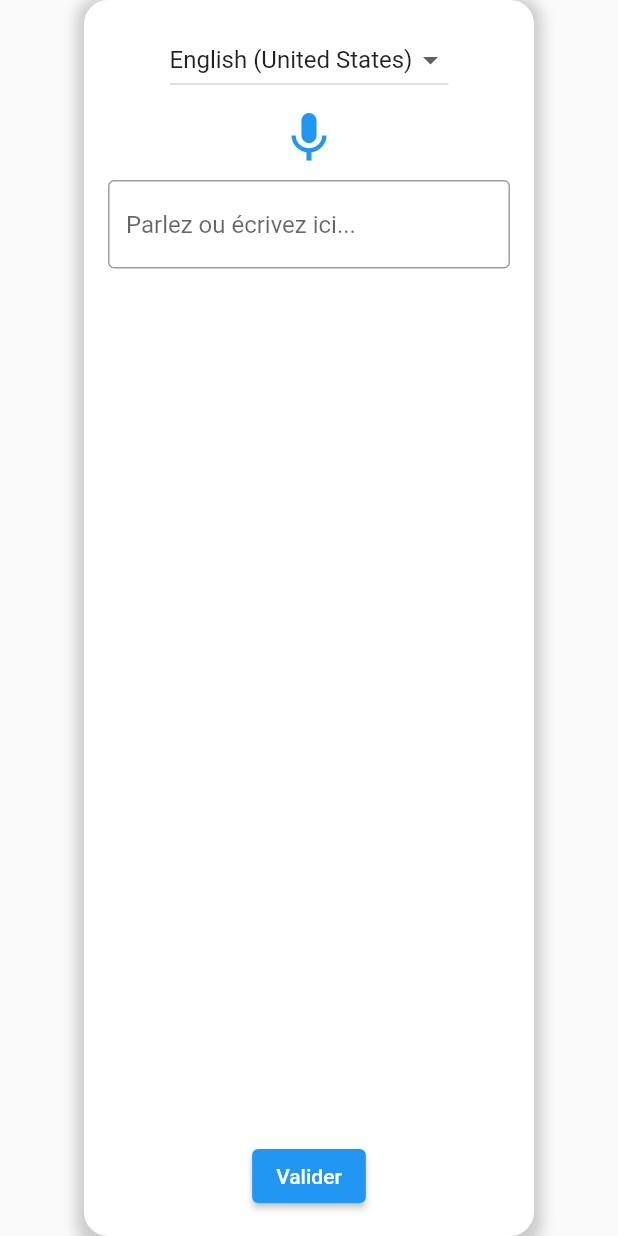
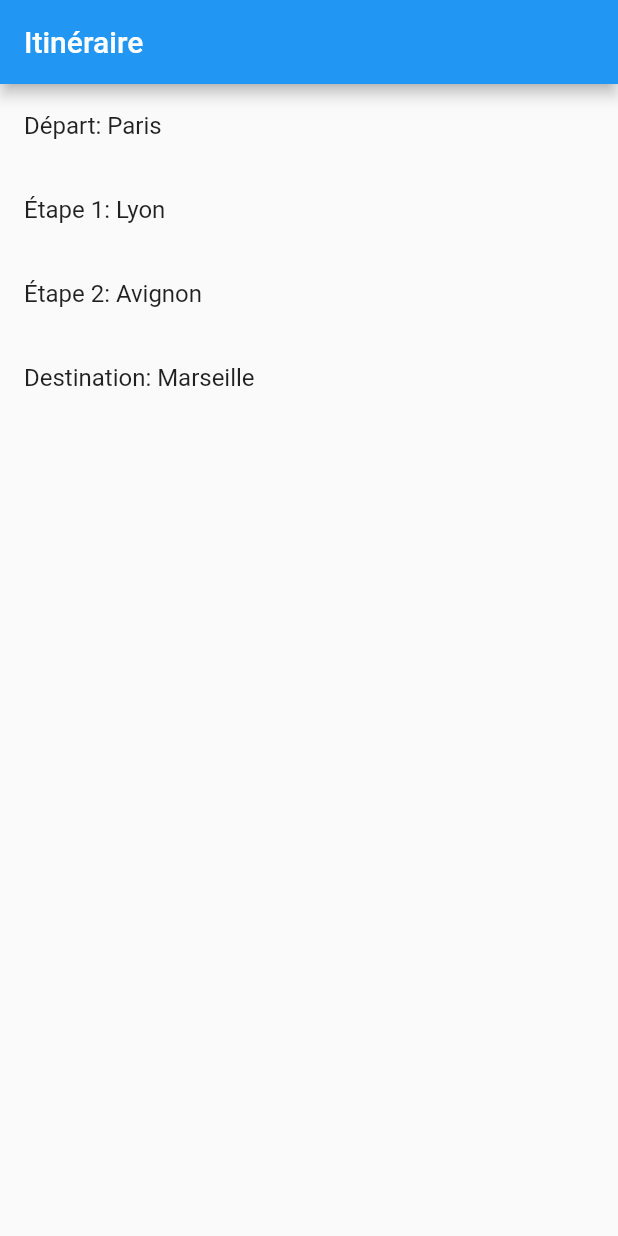
Before and after one commit to EliottClavier/T-AIA-901, a Flutter app: the screen it shows after launch, on a phone screen of 412 x 824 dp. Run offline on Flutter 3.47's test engine with Material 2 defaults, Android fonts, the light colour scheme and no system bars; our stand-ins replace speech_to_text.

Commit message:
[AIA-FRONT] ItinaryPage and new model ItinaryReponse

```diff
--- /dev/null
+++ b/mobile/lib/ItinaryPage.dart
@@ -0,0 +1,29 @@
+import 'package:flutter/material.dart';
+import 'model/ItinaryResponse.dart';
+
+class ItinaryPage extends StatelessWidget {
+  final ItinaryResponse itinaryResponse;
+
+  ItinaryPage({required this.itinaryResponse});
+
+  @override
+  Widget build(BuildContext context) {
+    return Scaffold(
+      appBar: AppBar(
+        title: Text('Itinéraire'),
+      ),
+      body: ListView.builder(
+        itemCount: itinaryResponse.steps.length + 2,
+        itemBuilder: (context, index) {
+          if (index == 0) {
+            return ListTile(title: Text('Départ: ${itinaryResponse.departure}'));
+          } else if (index == itinaryResponse.steps.length + 1) {
+            return ListTile(title: Text('Destination: ${itinaryResponse.destination}'));
+          } else {
+            return ListTile(title: Text('Étape ${index}: ${itinaryResponse.steps[index - 1]}'));
+          }
+        },
+      ),
+    );
+  }
+}
--- a/mobile/lib/main.dart
+++ b/mobile/lib/main.dart
@@ -1,17 +1,27 @@
 import 'package:flutter/material.dart';
 import 'VoiceRecognitionPage.dart';
+import 'ItinaryPage.dart';
+import 'model/ItinaryResponse.dart';
 
 void main() => runApp(MyApp());
 
 class MyApp extends StatelessWidget {
   @override
   Widget build(BuildContext context) {
+
+    ItinaryResponse itinaryResponse = ItinaryResponse(
+      sentenceID: "12345",
+      departure: "Paris",
+      destination: "Marseille",
+      steps: ["Lyon", "Avignon"],
+    );
+
     return MaterialApp(
       title: 'Voice Recognition App',
       theme: ThemeData(
         primarySwatch: Colors.blue,
       ),
-      home: VoiceRecognitionPage(),
+      home: ItinaryPage(itinaryResponse: itinaryResponse),
     );
   }
 }
--- /dev/null
+++ b/mobile/lib/model/ItinaryResponse.dart
@@ -0,0 +1,22 @@
+class ItinaryResponse {
+  final String sentenceID;
+  final String departure;
+  final String destination;
+  final List<String> steps;
+
+  ItinaryResponse({
+    required this.sentenceID,
+    required this.departure,
+    required this.destination,
+    required this.steps,
+  });
+
+  factory ItinaryResponse.fromJson(Map<String, dynamic> json) {
+    return ItinaryResponse(
+      sentenceID: json['sentenceID'],
+      departure: json['departure'],
+      destination: json['destination'],
+      steps: List<String>.from(json['steps']),
+    );
+  }
+}
```
Also changed, not shown: 4 other files.
